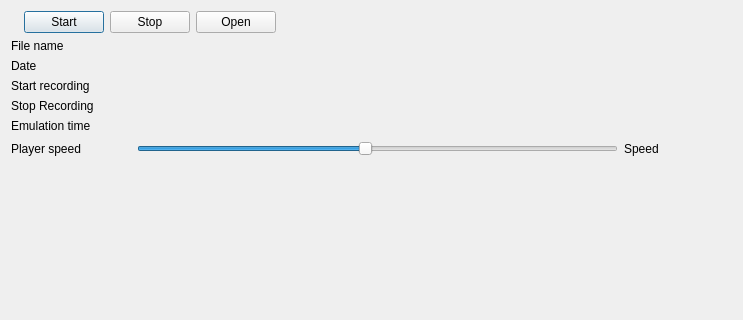
Above: device/pc/larus_emulator/emulator_ui.ui from larus-breeze/sw_frontend_rs before the change; both pictures show x 0 to 743 and y 0 to 320 of the 1150 by 500 pixel window. Below: the same form after it.
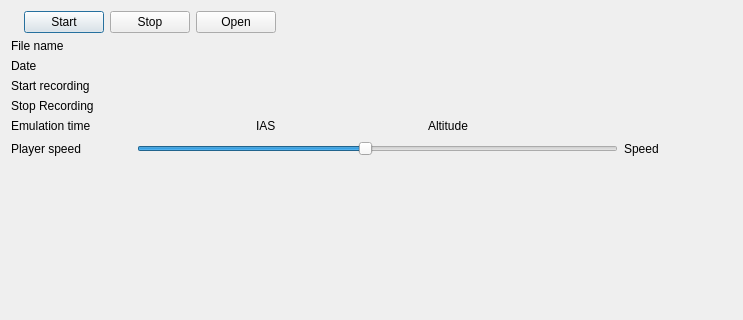
That is the form after the change.

Commit message: Add IAS and Altitude display to flight player

Diff of the .ui file:
```diff
--- a/device/pc/larus_emulator/emulator_ui.ui
+++ b/device/pc/larus_emulator/emulator_ui.ui
@@ -86,7 +86,7 @@
    <item>
     <layout class="QHBoxLayout" name="horizontalLayout_3">
      <item>
-      <layout class="QFormLayout" name="formLayout">
+      <layout class="QGridLayout" name="gridLayout">
        <item row="0" column="0">
         <widget class="QLabel" name="lbFileName">
          <property name="minimumSize">
@@ -211,6 +211,58 @@
          </property>
         </widget>
        </item>
+       <item row="4" column="2">
+        <widget class="QLabel" name="lbIas">
+         <property name="minimumSize">
+          <size>
+           <width>80</width>
+           <height>0</height>
+          </size>
+         </property>
+         <property name="text">
+          <string>IAS</string>
+         </property>
+        </widget>
+       </item>
+       <item row="4" column="3">
+        <widget class="QLabel" name="lbIasA">
+         <property name="minimumSize">
+          <size>
+           <width>80</width>
+           <height>0</height>
+          </size>
+         </property>
+         <property name="text">
+          <string/>
+         </property>
+        </widget>
+       </item>
+       <item row="4" column="4">
+        <widget class="QLabel" name="lbAltitude">
+         <property name="minimumSize">
+          <size>
+           <width>80</width>
+           <height>0</height>
+          </size>
+         </property>
+         <property name="text">
+          <string>Altitude</string>
+         </property>
+        </widget>
+       </item>
+       <item row="4" column="5">
+        <widget class="QLabel" name="lbAltitudeA">
+         <property name="minimumSize">
+          <size>
+           <width>80</width>
+           <height>0</height>
+          </size>
+         </property>
+         <property name="text">
+          <string/>
+         </property>
+        </widget>
+       </item>
       </layout>
      </item>
      <item>
```
The commit also changes 3 other files.
